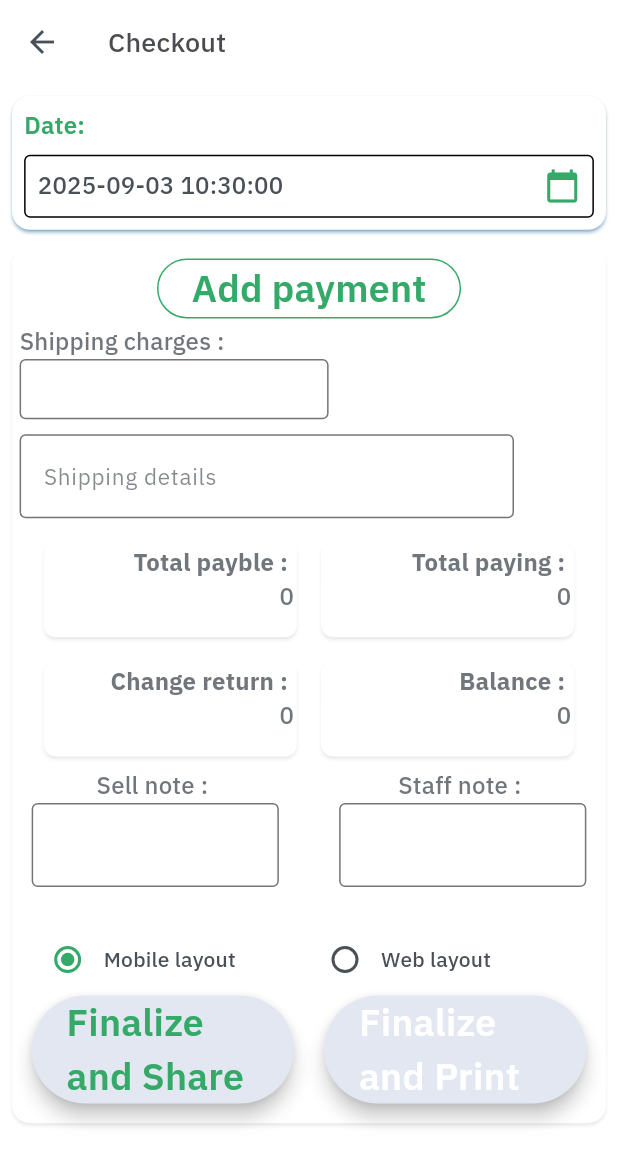
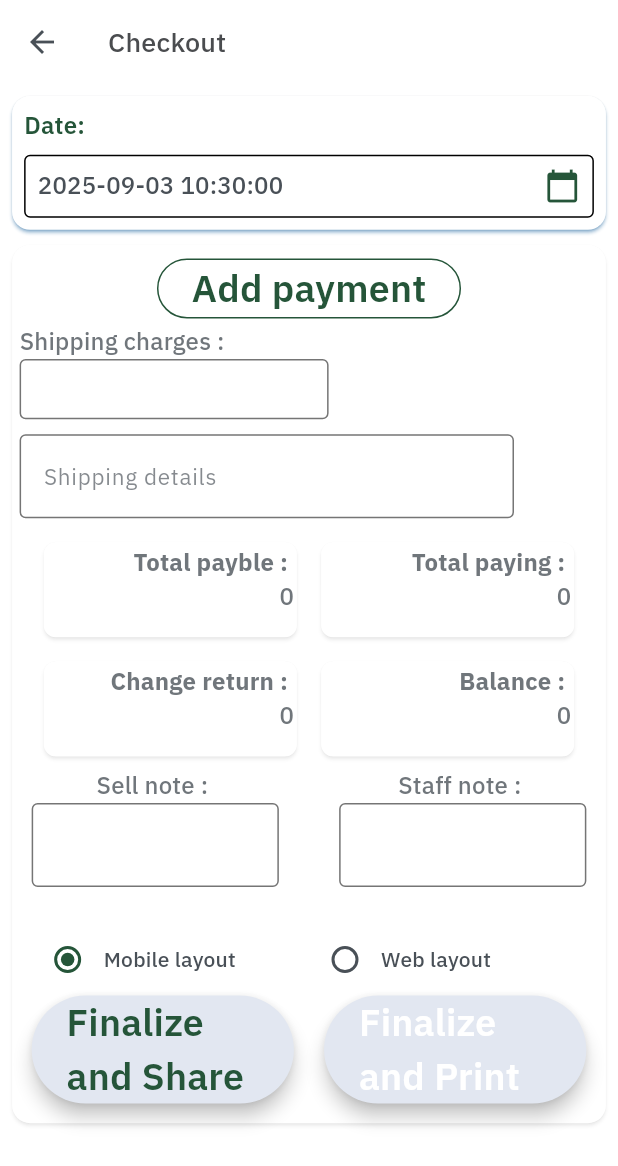
Before and after one commit to ariangu/lejabook-app, a Flutter app: the CheckOut screen opened by its route, on a phone screen of 412 x 824 dp. Shown: the top 1166 px of the screen. Run offline on Flutter 3.47's test engine with Material 3 defaults, Android fonts, the phone set to English and light mode, and no system bars; our stand-ins replace cached_network_image, connectivity_plus, dio, dropdown_search, fluttertoast, geolocator and 9 more; missing offline and left inert: app_settings, barcode_scan2, cron, flutter_html_to_pdf, get_ip_address; accounts and stored records are empty; network calls fail; statements that could not run were skipped.

Commit message:
standerd theme #255539

```diff
--- a/lib/helpers/AppTheme.dart
+++ b/lib/helpers/AppTheme.dart
@@ -177,7 +177,7 @@ class AppTheme {
   //Color Themes
   static final ThemeData lightTheme = ThemeData(
     brightness: Brightness.light,
-    primaryColor: Color(0xff35a968),
+    primaryColor: Color(0xFF255539),
     canvasColor: Colors.transparent,
     scaffoldBackgroundColor: Color(0xffffffff),
     appBarTheme: AppBarTheme(
@@ -190,12 +190,12 @@ class AppTheme {
     ),
     navigationRailTheme: NavigationRailThemeData(
         selectedIconTheme:
-        IconThemeData(color: Color(0xff35a968), opacity: 1, size: 24),
+        IconThemeData(color: Color(0xFF255539), opacity: 1, size: 24),
         unselectedIconTheme:
         IconThemeData(color: Color(0xff495057), opacity: 1, size: 24),
         backgroundColor: Color(0xffffffff),
         elevation: 3,
-        selectedLabelTextStyle: TextStyle(color: Color(0xff35a968)),
+        selectedLabelTextStyle: TextStyle(color: Color(0xFF255539)),
         unselectedLabelTextStyle: TextStyle(color: Color(0xff495057))),
     cardTheme: CardTheme(
       color: Colors.white,
@@ -207,7 +207,7 @@ class AppTheme {
       hintStyle: TextStyle(fontSize: 15, color: Color(0xaa495057)),
       focusedBorder: OutlineInputBorder(
         borderRadius: BorderRadius.all(Radius.circular(4)),
-        borderSide: BorderSide(width: 1, color: Color(0xff35a968)),
+        borderSide: BorderSide(width: 1, color: Color(0xFF255539)),
       ),
       enabledBorder: OutlineInputBorder(
         borderRadius: BorderRadius.all(Radius.circular(4)),
@@ -226,11 +226,11 @@ class AppTheme {
     disabledColor: Color(0xffdcc7ff),
     highlightColor: Colors.white,
     floatingActionButtonTheme: FloatingActionButtonThemeData(
-        backgroundColor: Color(0xff35a968),
+        backgroundColor: Color(0xFF255539),
         splashColor: Colors.white.withAlpha(100),
         highlightElevation: 8,
         elevation: 4,
-        focusColor: Color(0xff35a968),
+        focusColor: Color(0xFF255539),
         hoverColor: Color(0xff0bad63)),
     dividerColor: Color(0xffd1d1d1),
     cardColor: Colors.white,
@@ -243,18 +243,18 @@ class AppTheme {
     BottomAppBarTheme(color: Color(0xffffffff), elevation: 2),
     tabBarTheme: TabBarTheme(
       unselectedLabelColor: Color(0xff495057),
-      labelColor: Color(0xff35a968),
+      labelColor: Color(0xFF255539),
       indicatorSize: TabBarIndicatorSize.label,
       indicator: UnderlineTabIndicator(
-        borderSide: BorderSide(color: Color(0xff35a968), width: 2.0),
+        borderSide: BorderSide(color: Color(0xFF255539), width: 2.0),
       ),
     ),
     sliderTheme: SliderThemeData(
-      activeTrackColor: Color(0xff35a968),
-      inactiveTrackColor: Color(0xff35a968).withAlpha(140),
+      activeTrackColor: Color(0xFF255539),
+      inactiveTrackColor: Color(0xFF255539).withAlpha(140),
       trackShape: RoundedRectSliderTrackShape(),
       trackHeight: 4.0,
-      thumbColor: Color(0xff35a968),
+      thumbColor: Color(0xFF255539),
       thumbShape: RoundSliderThumbShape(enabledThumbRadius: 10.0),
       overlayShape: RoundSliderOverlayShape(overlayRadius: 24.0),
       tickMarkShape: RoundSliderTickMarkShape(),
@@ -265,20 +265,20 @@ class AppTheme {
       ),
     ),
     colorScheme: ColorScheme.light(
-            primary: Color(0xff35a968),
-            primaryContainer: Color(0xff35a968),
+            primary: Color(0xFF255539),
+            primaryContainer: Color(0xFF255539),
             secondary: Color(0xff495057),
             secondaryContainer: Color(0xff3cd278),
             onSecondary: Colors.white,
             surface: Color(0xffe2e7f1),
             background: Color(0xfff3f4f7),
             onSurface: Color(0xff495057))
-        .copyWith(secondary: Color(0xff35a968)),
+        .copyWith(secondary: Color(0xFF255539)),
   );
   static ThemeData darkTheme = ThemeData(
       brightness: Brightness.dark,
       canvasColor: Colors.transparent,
-      primaryColor: Color(0xff35a968),
+      primaryColor: Color(0xFF255539),
       scaffoldBackgroundColor: Color(0xff464c52),
       appBarTheme: AppBarTheme(
         titleTextStyle: darkAppBarTextTheme.titleLarge,
@@ -304,7 +304,7 @@ class AppTheme {
       inputDecorationTheme: InputDecorationTheme(
         focusedBorder: OutlineInputBorder(
           borderRadius: BorderRadius.all(Radius.circular(4)),
-          borderSide: BorderSide(width: 1, color: Color(0xff35a968)),
+          borderSide: BorderSide(width: 1, color: Color(0xFF255539)),
         ),
         enabledBorder: OutlineInputBorder(
           borderRadius: BorderRadius.all(Radius.circular(4)),
@@ -318,12 +318,12 @@ class AppTheme {
       cardColor: Color(0xff282a2b),
       splashColor: Colors.white.withAlpha(100),
       floatingActionButtonTheme: FloatingActionButtonThemeData(
-          backgroundColor: Color(0xff35a968),
+          backgroundColor: Color(0xFF255539),
           splashColor: Colors.white.withAlpha(100),
           highlightElevation: 8,
           elevation: 4,
-          focusColor: Color(0xff35a968),
-          hoverColor: Color(0xff35a968)),
+          focusColor: Color(0xFF255539),
+          hoverColor: Color(0xFF255539)),
       popupMenuTheme: PopupMenuThemeData(
         color: Color(0xff37404a),
         textStyle: lightTextTheme.bodyMedium!
@@ -333,18 +333,18 @@ class AppTheme {
       BottomAppBarTheme(color: Color(0xff464c52), elevation: 2),
       tabBarTheme: TabBarTheme(
         unselectedLabelColor: Color(0xff495057),
-        labelColor: Color(0xff35a968),
+        labelColor: Color(0xFF255539),
         indicatorSize: TabBarIndicatorSize.label,
         indicator: UnderlineTabIndicator(
-          borderSide: BorderSide(color: Color(0xff35a968), width: 2.0),
+          borderSide: BorderSide(color: Color(0xFF255539), width: 2.0),
         ),
       ),
       sliderTheme: SliderThemeData(
-        activeTrackColor: Color(0xff35a968),
-        inactiveTrackColor: Color(0xff35a968).withAlpha(100),
+        activeTrackColor: Color(0xFF255539),
+        inactiveTrackColor: Color(0xFF255539).withAlpha(100),
         trackShape: RoundedRectSliderTrackShape(),
         trackHeight: 4.0,
-        thumbColor: Color(0xff35a968),
+        thumbColor: Color(0xFF255539),
         thumbShape: RoundSliderThumbShape(enabledThumbRadius: 10.0),
         overlayShape: RoundSliderOverlayShape(overlayRadius: 24.0),
         tickMarkShape: RoundSliderTickMarkShape(),
@@ -356,15 +356,15 @@ class AppTheme {
       ),
       cupertinoOverrideTheme: CupertinoThemeData(),
       colorScheme: ColorScheme.dark(
-        primary: Color(0xff35a968),
-        primaryContainer: Color(0xff35a968),
+        primary: Color(0xFF255539),
+        primaryContainer: Color(0xFF255539),
         secondary: Color(0xff00cc77),
         secondaryContainer: Color(0xff00cc77),
         background: Color(0xff343a40),
         onSurface: Colors.white,
         onSecondary: Colors.white,
         surface: Color(0xff585e63),
-      ).copyWith(secondary: Color(0xff35a968)));
+      ).copyWith(secondary: Color(0xFF255539)));
 
   static ThemeData getThemeFromThemeMode(int themeMode) {
     if (themeMode == themeLight) {
```
